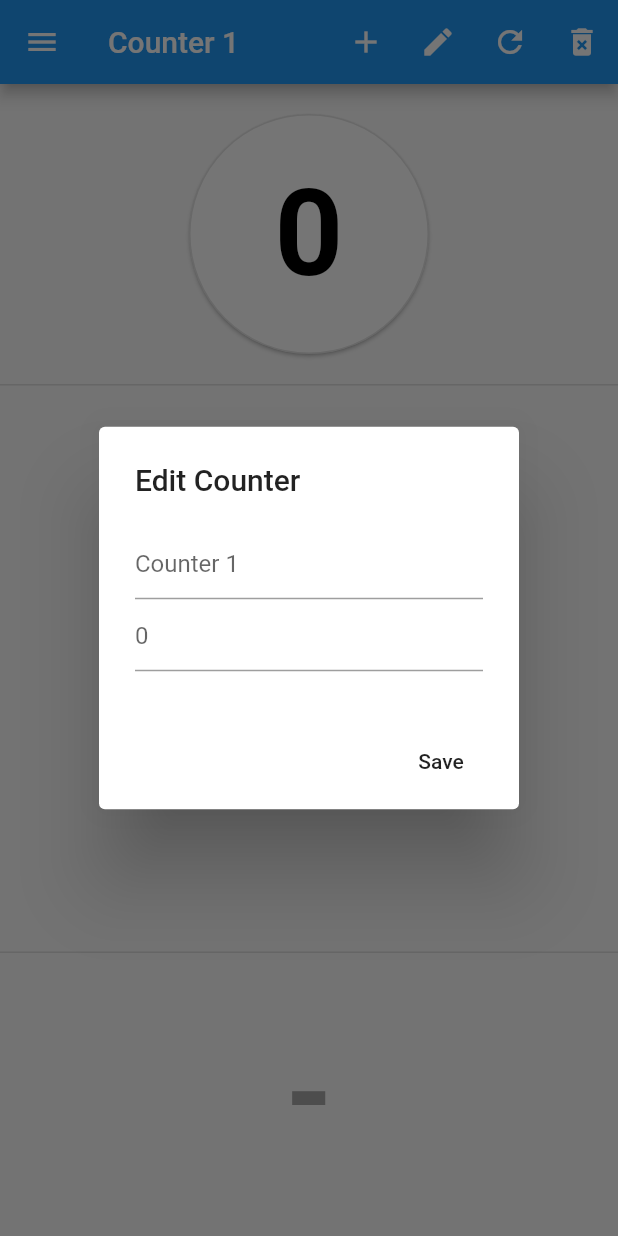
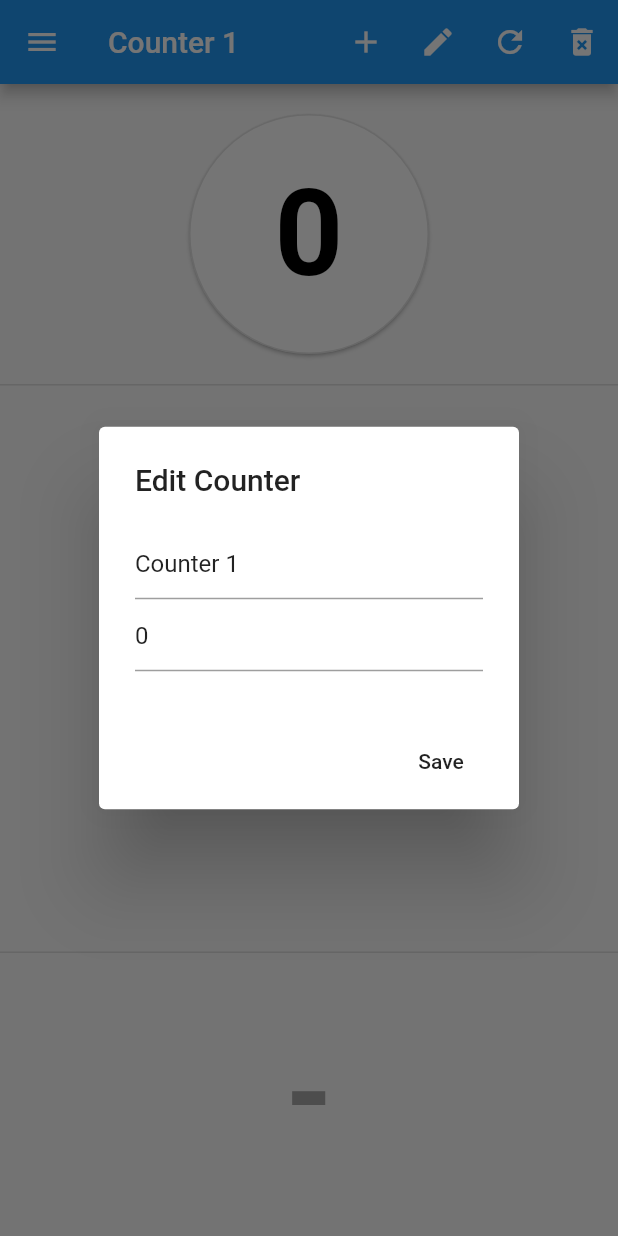
Before and after one commit to rklimpel/CounterApp, a Flutter app: the screen it shows after launch, after a tap on the "edit" icon, on a phone screen of 412 x 824 dp. Run offline on Flutter 3.47's test engine with Material 2 defaults, Android fonts, the phone set to English and light mode, and no system bars; drawn by our look-alikes of auto_size_text; our stand-ins replace shared_preferences.

Commit message:
bugfix edit counter; use auto Size Texts for counter

```diff
--- a/lib/main.dart
+++ b/lib/main.dart
@@ -1,5 +1,6 @@
 import 'dart:math';
 
+import 'package:auto_size_text/auto_size_text.dart';
 import 'package:flutter/material.dart';
 
 import 'prefsHandler.dart';
@@ -65,11 +66,13 @@ class _MyHomePageState extends State<MyHomePage> {
   }
 
   void updateListValue(String name, int value) {
+    setState(() {
       for (var i = 0; i < counters.length; i++) {
         if (counters[i].name == name) {
           counters[i].value = value;
         }
       }
+    });
   }
 
   void loadListValues(List<String> names) async {
@@ -151,6 +154,8 @@ class _MyHomePageState extends State<MyHomePage> {
   @override
   void dispose() {
     addCounterTextController.dispose();
+    editCounterTextController.dispose();
+    editCounterValueController.dispose();
     super.dispose();
   }
 
@@ -205,13 +210,17 @@ class _MyHomePageState extends State<MyHomePage> {
                     ),
                     borderRadius: BorderRadius.circular(90),
                   ),
+                  child: Padding(
+                    padding: const EdgeInsets.all(8.0),
                     child: Center(
-                    child: Text(
+                      child: AutoSizeText(
                         "$counter",
+                        maxLines: 1,
                         style: TextStyle(
                           fontWeight: FontWeight.w600,
                           color: Colors.black,
                           fontSize: 80,
+                        ),
                       ),
                     ),
                   ),
@@ -291,7 +300,6 @@ class _MyHomePageState extends State<MyHomePage> {
                 onDismissed: (direction) {
                   if (counters.length == 1) {
                     Navigator.pop(context);
-                    print("POP!!!");
                   }
                   deleteCounter(counters[index].name);
                 },
@@ -333,7 +341,10 @@ class _MyHomePageState extends State<MyHomePage> {
                             child: Center(
                               child: Padding(
                                 padding: const EdgeInsets.all(16.0),
-                                child: Text("${counters[index].value}"),
+                                child: AutoSizeText(
+                                  "${counters[index].value}",
+                                  maxLines: 1,
+                                ),
                               ),
                             ),
                           ),
@@ -392,6 +403,7 @@ class _MyHomePageState extends State<MyHomePage> {
   }
 
   void addCounterDialog() {
+    addCounterTextController.clear();
     showDialog(
       context: context,
       child: new AlertDialog(
@@ -416,6 +428,10 @@ class _MyHomePageState extends State<MyHomePage> {
   }
 
   void editCounterDialog() {
+    editCounterTextController.clear();
+    editCounterValueController.clear();
+    editCounterTextController.text = counterName;
+    editCounterValueController.text = "$counter";
     showDialog(
       context: context,
       child: new AlertDialog(
@@ -427,16 +443,10 @@ class _MyHomePageState extends State<MyHomePage> {
               TextField(
                 controller: editCounterTextController,
                 autocorrect: false,
-                decoration: new InputDecoration(
-                  hintText: "$counterName",
-                ),
               ),
               TextField(
                 controller: editCounterValueController,
                 keyboardType: TextInputType.number,
-                decoration: new InputDecoration(
-                  hintText: "$counter",
-                ),
               ),
             ],
           ),
@@ -445,6 +455,11 @@ class _MyHomePageState extends State<MyHomePage> {
           FlatButton(
             onPressed: () {
               setState(() {
+                for (var i = 0; i < counters.length; i++) {
+                  if (counters[i].name == counterName) {
+                    counters[i].name = editCounterTextController.text;
+                  }
+                }
                 counterName = editCounterTextController.text;
                 counter = int.parse(editCounterValueController.text);
                 Navigator.pop(context);
--- a/pubspec.yaml
+++ b/pubspec.yaml
@@ -16,6 +16,7 @@ dependencies:
   flutter:
     sdk: flutter
   shared_preferences: 0.5.0
+  auto_size_text: 0.3.0
 
   # The following adds the Cupertino Icons font to your application.
   # Use with the CupertinoIcons class for iOS style icons.
```
Lines whose indentation alone changed are shown as unchanged.
